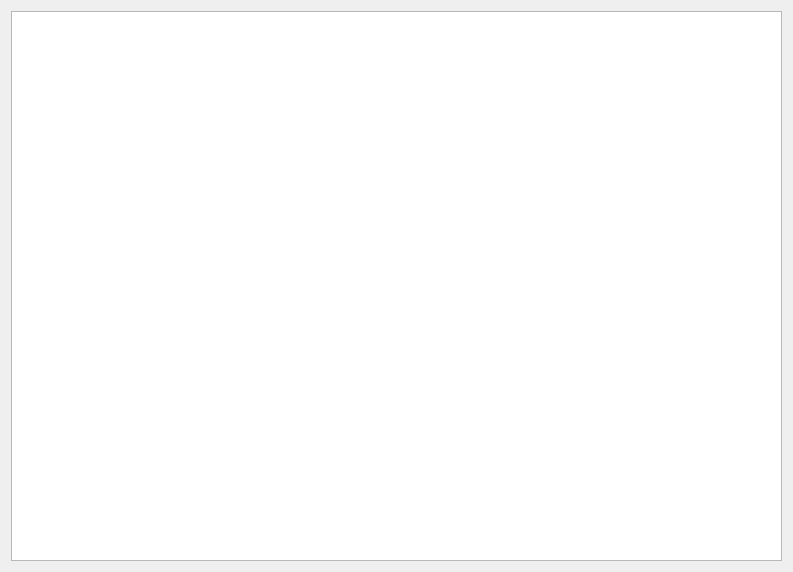
Old version of the form src/sonet_canvas.ui in the repository jorialand/sonet_tfm_horia.
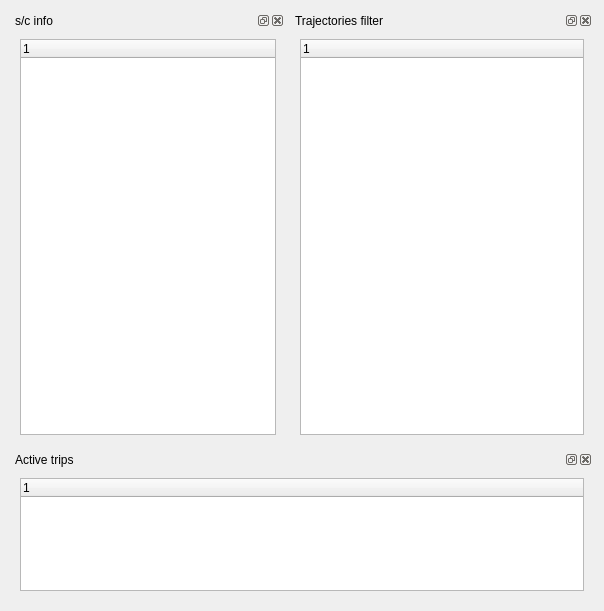
New version of the form.

What changed in the file:
```diff
--- a/src/sonet_canvas.ui
+++ b/src/sonet_canvas.ui
@@ -6,22 +6,105 @@
    <rect>
     <x>0</x>
     <y>0</y>
-    <width>793</width>
-    <height>572</height>
+    <width>604</width>
+    <height>611</height>
    </rect>
   </property>
   <property name="windowTitle">
    <string>sonet_canvas</string>
   </property>
-  <layout class="QVBoxLayout" name="verticalLayout">
-   <item>
-    <widget class="QGraphicsView" name="sonet_canvas_view">
-     <property name="sizePolicy">
-      <sizepolicy hsizetype="MinimumExpanding" vsizetype="MinimumExpanding">
-       <horstretch>0</horstretch>
-       <verstretch>0</verstretch>
-      </sizepolicy>
+  <layout class="QFormLayout" name="formLayout">
+   <item row="0" column="0">
+    <widget class="QDockWidget" name="dockw_sc">
+     <property name="windowTitle">
+      <string>s/c info</string>
      </property>
+     <widget class="QWidget" name="dockw_sc_contentsw">
+      <layout class="QVBoxLayout" name="verticalLayout_2">
+       <item>
+        <widget class="QTreeWidget" name="treeW_sc">
+         <column>
+          <property name="text">
+           <string notr="true">1</string>
+          </property>
+         </column>
+        </widget>
+       </item>
+      </layout>
+     </widget>
+    </widget>
+   </item>
+   <item row="0" column="1">
+    <widget class="QDockWidget" name="dockw_trajectories_filter">
+     <property name="minimumSize">
+      <size>
+       <width>95</width>
+       <height>117</height>
+      </size>
+     </property>
+     <property name="maximumSize">
+      <size>
+       <width>524287</width>
+       <height>524287</height>
+      </size>
+     </property>
+     <property name="baseSize">
+      <size>
+       <width>0</width>
+       <height>960</height>
+      </size>
+     </property>
+     <property name="windowTitle">
+      <string>Trajectories filter</string>
+     </property>
+     <widget class="QWidget" name="dockw_trajectories_filter_contentsw">
+      <layout class="QVBoxLayout" name="verticalLayout_3">
+       <item>
+        <widget class="QTreeWidget" name="treeW_trajectories_filter">
+         <column>
+          <property name="text">
+           <string notr="true">1</string>
+          </property>
+         </column>
+        </widget>
+       </item>
+      </layout>
+     </widget>
+    </widget>
+   </item>
+   <item row="1" column="0" colspan="2">
+    <widget class="QDockWidget" name="dockw_active_trips">
+     <property name="maximumSize">
+      <size>
+       <width>524287</width>
+       <height>150</height>
+      </size>
+     </property>
+     <property name="allowedAreas">
+      <set>Qt::AllDockWidgetAreas</set>
+     </property>
+     <property name="windowTitle">
+      <string>Active trips</string>
+     </property>
+     <widget class="QWidget" name="dockw_active_trips_contentsw">
+      <layout class="QVBoxLayout" name="verticalLayout">
+       <item>
+        <widget class="QTreeWidget" name="treeW_active_trips">
+         <property name="maximumSize">
+          <size>
+           <width>16777215</width>
+           <height>150</height>
+          </size>
+         </property>
+         <column>
+          <property name="text">
+           <string notr="true">1</string>
+          </property>
+         </column>
+        </widget>
+       </item>
+      </layout>
+     </widget>
     </widget>
    </item>
   </layout>
```
